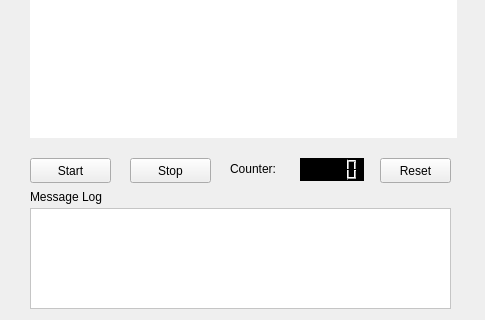
Before: the Qt Designer form triggerform.ui in zcsd/Vision_Inspection, drawn with Qt 5; both pictures show x 0 to 485 and y 202 to 522 of the 485 by 522 pixel window.
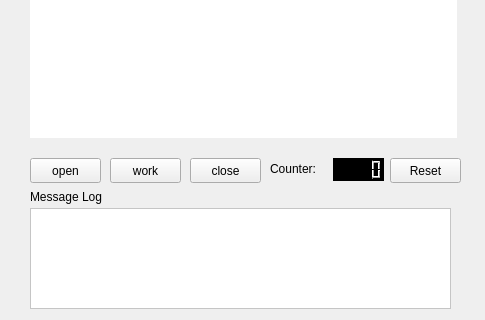
After: the same form once the commit is applied.

Diff of the .ui file:
```diff
--- a/triggerform.ui
+++ b/triggerform.ui
@@ -35,25 +35,25 @@
     <rect>
      <x>30</x>
      <y>360</y>
-     <width>81</width>
+     <width>71</width>
      <height>25</height>
     </rect>
    </property>
    <property name="text">
-    <string>Start</string>
+    <string>open</string>
    </property>
   </widget>
   <widget class="QPushButton" name="pushButtonStop">
    <property name="geometry">
     <rect>
-     <x>130</x>
+     <x>190</x>
      <y>360</y>
-     <width>81</width>
+     <width>71</width>
      <height>25</height>
     </rect>
    </property>
    <property name="text">
-    <string>Stop</string>
+    <string>close</string>
    </property>
   </widget>
   <widget class="QListWidget" name="listWidget">
@@ -86,7 +86,7 @@
   <widget class="QLabel" name="label">
    <property name="geometry">
     <rect>
-     <x>230</x>
+     <x>270</x>
      <y>360</y>
      <width>67</width>
      <height>21</height>
@@ -99,9 +99,9 @@
   <widget class="QLCDNumber" name="lcdNumberCounter">
    <property name="geometry">
     <rect>
-     <x>300</x>
+     <x>333</x>
      <y>360</y>
-     <width>64</width>
+     <width>51</width>
      <height>23</height>
     </rect>
    </property>
@@ -112,7 +112,7 @@
   <widget class="QPushButton" name="pushButtonReset">
    <property name="geometry">
     <rect>
-     <x>380</x>
+     <x>390</x>
      <y>360</y>
      <width>71</width>
      <height>25</height>
@@ -122,6 +122,19 @@
     <string>Reset</string>
    </property>
   </widget>
+  <widget class="QPushButton" name="pushButtonWork">
+   <property name="geometry">
+    <rect>
+     <x>110</x>
+     <y>360</y>
+     <width>71</width>
+     <height>25</height>
+    </rect>
+   </property>
+   <property name="text">
+    <string>work</string>
+   </property>
+  </widget>
  </widget>
  <resources/>
  <connections/>
```
